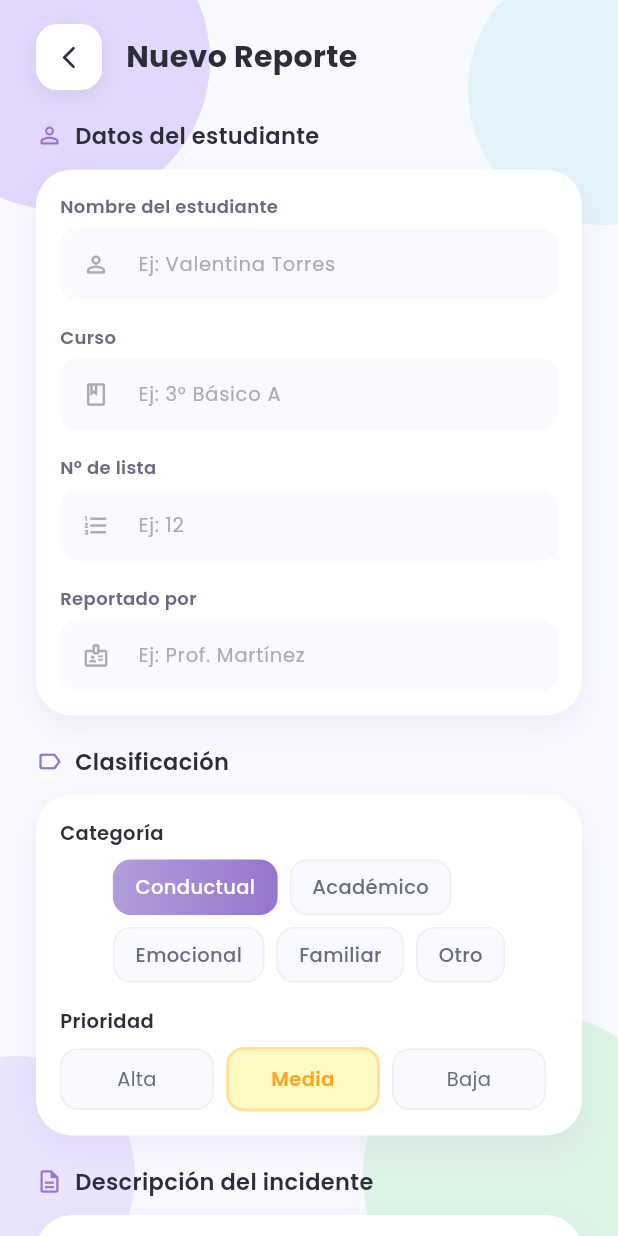
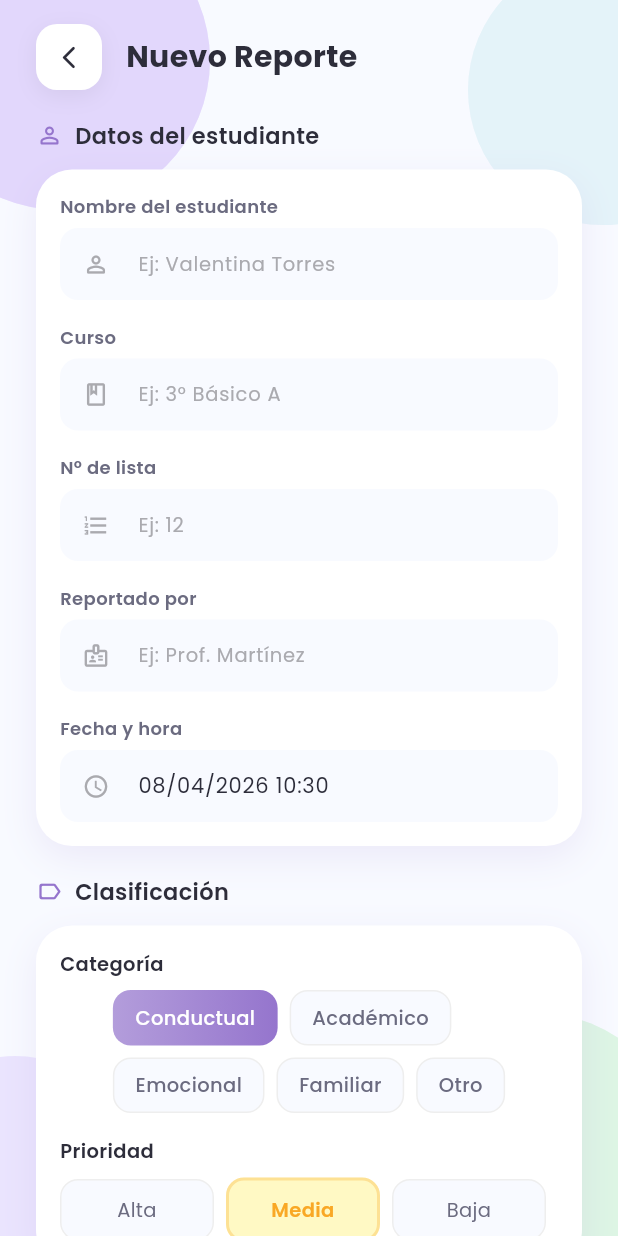
Before and after one commit to Luishernandez001/sirenamaster, a Flutter app: the CreateReportScreen screen opened directly, on a phone screen of 412 x 824 dp. Run offline on Flutter 3.47's test engine with Material 3 defaults, Android fonts, the phone set to English and light mode, and no system bars; our stand-ins replace google_fonts.

Commit message:
ya se le agrego la parte de la fecha cuando se esta creando un nuevo reporte

```diff
--- a/lib/views/create_report_screen.dart
+++ b/lib/views/create_report_screen.dart
@@ -27,6 +27,7 @@ class _CreateReportScreenState extends State<CreateReportScreen> {
   final _listNumberController = TextEditingController();
   final _descriptionController = TextEditingController();
   final _reporterController = TextEditingController();
+  DateTime _reportedAt = DateTime.now();
 
   // Valores de los dropdowns
   String _selectedPriority = 'Media';
@@ -46,7 +47,15 @@ class _CreateReportScreenState extends State<CreateReportScreen> {
     super.dispose();
   }
 
+  String _formatDateTime(DateTime dt) {
+    final d = dt;
+    String two(int n) => n.toString().padLeft(2, '0');
+    return '${two(d.day)}/${two(d.month)}/${d.year} ${two(d.hour)}:${two(d.minute)}';
+  }
+
   void _submitReport() {
+    // Update reportedAt to current system time at submit
+    _reportedAt = DateTime.now();
     if (_formKey.currentState!.validate()) {
       // En una app real aquí guardarías en base de datos
       // Por ahora mostramos un diálogo de éxito
@@ -73,7 +82,7 @@ class _CreateReportScreenState extends State<CreateReportScreen> {
               ),
               const SizedBox(height: 8),
               Text(
-                'El reporte de ${_studentController.text} fue registrado exitosamente.',
+                'El reporte de ${_studentController.text} fue registrado exitosamente.\n${_formatDateTime(_reportedAt)}',
                 textAlign: TextAlign.center,
                 style: GoogleFonts.poppins(fontSize: 13, color: AppColors.textMedium),
               ),
@@ -230,6 +239,41 @@ class _CreateReportScreenState extends State<CreateReportScreen> {
                                 hint: 'Ej: Prof. Martínez',
                                 icon: Icons.badge_outlined,
                                 validator: (v) => v!.isEmpty ? 'Campo requerido' : null,
+                              ),
+                              const SizedBox(height: 16),
+                              // Fecha y hora del reporte (auto)
+                              Column(
+                                crossAxisAlignment: CrossAxisAlignment.start,
+                                children: [
+                                  Text(
+                                    'Fecha y hora',
+                                    style: GoogleFonts.poppins(
+                                      fontSize: 12,
+                                      fontWeight: FontWeight.w600,
+                                      color: AppColors.textMedium,
+                                    ),
+                                  ),
+                                  const SizedBox(height: 6),
+                                  TextFormField(
+                                    initialValue: _formatDateTime(_reportedAt),
+                                    readOnly: true,
+                                    style: GoogleFonts.poppins(fontSize: 14, color: AppColors.textDark),
+                                    decoration: InputDecoration(
+                                      prefixIcon: Icon(Icons.access_time_outlined, color: AppColors.textLight, size: 18),
+                                      filled: true,
+                                      fillColor: AppColors.smokeWhite,
+                                      contentPadding: const EdgeInsets.symmetric(horizontal: 16, vertical: 12),
+                                      border: OutlineInputBorder(
+                                        borderRadius: BorderRadius.circular(12),
+                                        borderSide: BorderSide.none,
+                                      ),
+                                      focusedBorder: OutlineInputBorder(
+                                        borderRadius: BorderRadius.circular(12),
+                                        borderSide: const BorderSide(color: Color(0xFFB39DDB), width: 1.5),
+                                      ),
+                                    ),
+                                  ),
+                                ],
                               ),
                             ],
                           ),
```
